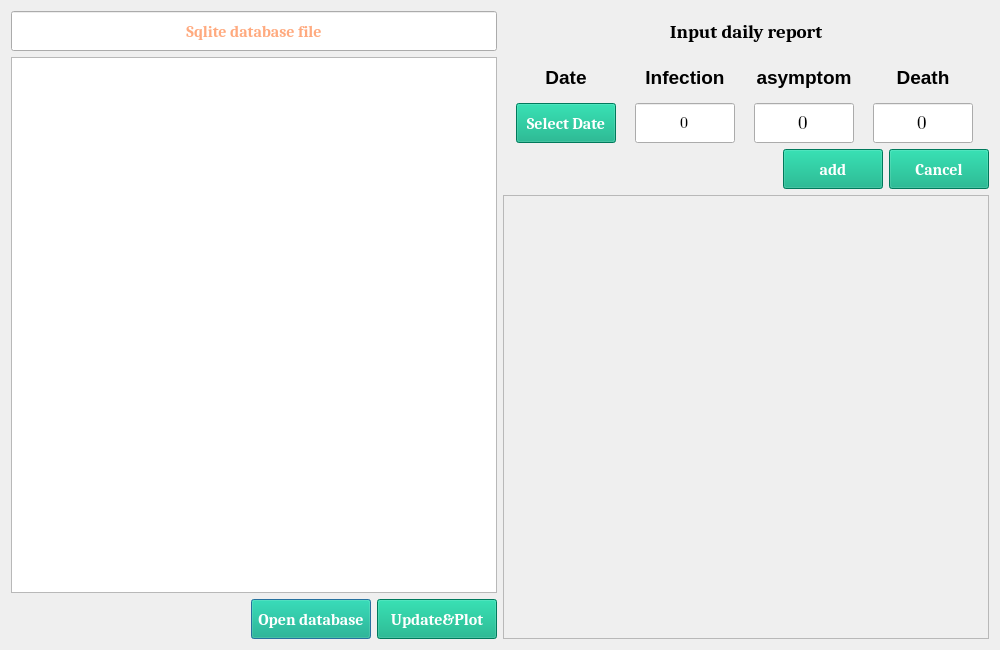
Qt form UI/UI_Covid19SH_view.ui (zlmturnout/Covid19DataShangHai2022) before a commit.
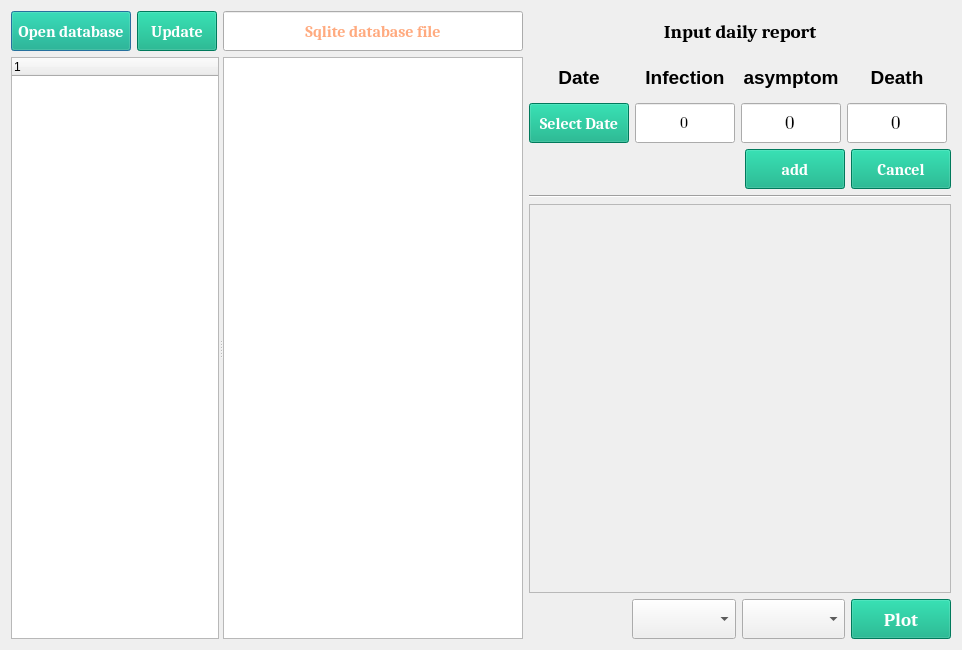
The same form after that commit.

What changed in the file:
```diff
--- a/UI/UI_Covid19SH_view.ui
+++ b/UI/UI_Covid19SH_view.ui
@@ -6,19 +6,99 @@
    <rect>
     <x>0</x>
     <y>0</y>
-    <width>1000</width>
+    <width>962</width>
     <height>650</height>
    </rect>
   </property>
   <property name="windowTitle">
    <string>Dialog</string>
   </property>
+  <layout class="QGridLayout" name="gridLayout_4">
+   <item row="0" column="0">
+    <layout class="QHBoxLayout" name="horizontalLayout_2">
+     <item>
   <layout class="QGridLayout" name="gridLayout">
    <item row="0" column="0">
-    <layout class="QHBoxLayout" name="horizontalLayout_6">
-     <item>
-      <layout class="QVBoxLayout" name="verticalLayout_2">
-       <item>
+        <widget class="QPushButton" name="Open_datebase_btn">
+         <property name="sizePolicy">
+          <sizepolicy hsizetype="Fixed" vsizetype="Fixed">
+           <horstretch>0</horstretch>
+           <verstretch>0</verstretch>
+          </sizepolicy>
+         </property>
+         <property name="minimumSize">
+          <size>
+           <width>120</width>
+           <height>40</height>
+          </size>
+         </property>
+         <property name="maximumSize">
+          <size>
+           <width>100</width>
+           <height>40</height>
+          </size>
+         </property>
+         <property name="font">
+          <font>
+           <family>Cambria</family>
+           <pointsize>12</pointsize>
+           <bold>true</bold>
+          </font>
+         </property>
+         <property name="styleSheet">
+          <string notr="true">QPushButton{background-color: rgb(0, 170, 127);selection-color: rgb(255, 85, 127);
+color: rgb(255, 255, 255);}
+
+QPushButton:hover{background-color:rgb(0, 170, 255);}
+
+QPushButton:pressed{background-color:rgb(255, 91, 58);}</string>
+         </property>
+         <property name="text">
+          <string>Open database</string>
+         </property>
+        </widget>
+       </item>
+       <item row="0" column="1">
+        <widget class="QPushButton" name="Update_database__btn">
+         <property name="sizePolicy">
+          <sizepolicy hsizetype="Fixed" vsizetype="Fixed">
+           <horstretch>0</horstretch>
+           <verstretch>0</verstretch>
+          </sizepolicy>
+         </property>
+         <property name="minimumSize">
+          <size>
+           <width>80</width>
+           <height>40</height>
+          </size>
+         </property>
+         <property name="maximumSize">
+          <size>
+           <width>100</width>
+           <height>40</height>
+          </size>
+         </property>
+         <property name="font">
+          <font>
+           <family>Cambria</family>
+           <pointsize>12</pointsize>
+           <bold>true</bold>
+          </font>
+         </property>
+         <property name="styleSheet">
+          <string notr="true">QPushButton{background-color: rgb(0, 170, 127);selection-color: rgb(255, 85, 127);
+color: rgb(255, 255, 255);}
+
+QPushButton:hover{background-color:rgb(0, 170, 255);}
+
+QPushButton:pressed{background-color:rgb(255, 91, 58);}</string>
+         </property>
+         <property name="text">
+          <string>Update</string>
+         </property>
+        </widget>
+       </item>
+       <item row="0" column="2">
         <widget class="QLineEdit" name="lineEdit">
          <property name="minimumSize">
           <size>
@@ -87,8 +167,43 @@
          </property>
         </widget>
        </item>
-       <item>
+       <item row="1" column="0" colspan="3">
+        <widget class="QSplitter" name="splitter">
+         <property name="orientation">
+          <enum>Qt::Horizontal</enum>
+         </property>
+         <widget class="QTreeWidget" name="treeWidget">
+          <property name="sizePolicy">
+           <sizepolicy hsizetype="MinimumExpanding" vsizetype="Expanding">
+            <horstretch>0</horstretch>
+            <verstretch>0</verstretch>
+           </sizepolicy>
+          </property>
+          <property name="minimumSize">
+           <size>
+            <width>50</width>
+            <height>400</height>
+           </size>
+          </property>
+          <property name="maximumSize">
+           <size>
+            <width>300</width>
+            <height>16777215</height>
+           </size>
+          </property>
+          <column>
+           <property name="text">
+            <string/>
+           </property>
+          </column>
+         </widget>
         <widget class="QTableView" name="tableView">
+          <property name="sizePolicy">
+           <sizepolicy hsizetype="Expanding" vsizetype="Expanding">
+            <horstretch>0</horstretch>
+            <verstretch>0</verstretch>
+           </sizepolicy>
+          </property>
          <property name="minimumSize">
           <size>
            <width>300</width>
@@ -96,109 +211,13 @@
           </size>
          </property>
         </widget>
-       </item>
-       <item>
-        <layout class="QHBoxLayout" name="horizontalLayout_5">
-         <item>
-          <spacer name="horizontalSpacer_2">
-           <property name="orientation">
-            <enum>Qt::Horizontal</enum>
-           </property>
-           <property name="sizeHint" stdset="0">
-            <size>
-             <width>40</width>
-             <height>20</height>
-            </size>
-           </property>
-          </spacer>
-         </item>
-         <item>
-          <widget class="QPushButton" name="Open_datebase_btn">
-           <property name="sizePolicy">
-            <sizepolicy hsizetype="Fixed" vsizetype="Fixed">
-             <horstretch>0</horstretch>
-             <verstretch>0</verstretch>
-            </sizepolicy>
-           </property>
-           <property name="minimumSize">
-            <size>
-             <width>120</width>
-             <height>40</height>
-            </size>
-           </property>
-           <property name="maximumSize">
-            <size>
-             <width>100</width>
-             <height>40</height>
-            </size>
-           </property>
-           <property name="font">
-            <font>
-             <family>Cambria</family>
-             <pointsize>12</pointsize>
-             <bold>true</bold>
-            </font>
-           </property>
-           <property name="styleSheet">
-            <string notr="true">QPushButton{background-color: rgb(0, 170, 127);selection-color: rgb(255, 85, 127);
-color: rgb(255, 255, 255);}
-
-QPushButton:hover{background-color:rgb(0, 170, 255);}
-
-QPushButton:pressed{background-color:rgb(255, 91, 58);}</string>
-           </property>
-           <property name="text">
-            <string>Open database</string>
-           </property>
-          </widget>
-         </item>
-         <item>
-          <widget class="QPushButton" name="Update_database__btn">
-           <property name="sizePolicy">
-            <sizepolicy hsizetype="Fixed" vsizetype="Fixed">
-             <horstretch>0</horstretch>
-             <verstretch>0</verstretch>
-            </sizepolicy>
-           </property>
-           <property name="minimumSize">
-            <size>
-             <width>120</width>
-             <height>40</height>
-            </size>
-           </property>
-           <property name="maximumSize">
-            <size>
-             <width>100</width>
-             <height>40</height>
-            </size>
-           </property>
-           <property name="font">
-            <font>
-             <family>Cambria</family>
-             <pointsize>12</pointsize>
-             <bold>true</bold>
-            </font>
-           </property>
-           <property name="styleSheet">
-            <string notr="true">QPushButton{background-color: rgb(0, 170, 127);selection-color: rgb(255, 85, 127);
-color: rgb(255, 255, 255);}
-
-QPushButton:hover{background-color:rgb(0, 170, 255);}
-
-QPushButton:pressed{background-color:rgb(255, 91, 58);}</string>
-           </property>
-           <property name="text">
-            <string>Update&amp;&amp;Plot</string>
-           </property>
-          </widget>
-         </item>
-        </layout>
-       </item>
-      </layout>
-     </item>
+        </widget>
+       </item>
+      </layout>
+     </item>
      <item>
-      <layout class="QVBoxLayout" name="verticalLayout">
-       <item>
+      <layout class="QGridLayout" name="gridLayout_3">
+       <item row="0" column="0">
         <widget class="QLabel" name="label_6">
          <property name="sizePolicy">
           <sizepolicy hsizetype="Fixed" vsizetype="Fixed">
@@ -324,9 +343,9 @@
          </property>
         </widget>
        </item>
-       <item>
-        <layout class="QHBoxLayout" name="horizontalLayout">
-         <item>
+       <item row="1" column="0">
+        <layout class="QGridLayout" name="gridLayout_2">
+         <item row="0" column="0">
           <widget class="QLabel" name="label_5">
            <property name="sizePolicy">
             <sizepolicy hsizetype="Fixed" vsizetype="Fixed">
@@ -458,7 +477,7 @@
            </property>
           </widget>
          </item>
-         <item>
+         <item row="0" column="1">
           <widget class="QLabel" name="label_2">
            <property name="sizePolicy">
             <sizepolicy hsizetype="Fixed" vsizetype="Fixed">
@@ -584,7 +603,7 @@
            </property>
           </widget>
          </item>
-         <item>
+         <item row="0" column="2">
           <widget class="QLabel" name="label_3">
            <property name="sizePolicy">
             <sizepolicy hsizetype="Fixed" vsizetype="Fixed">
@@ -710,7 +729,7 @@
            </property>
           </widget>
          </item>
-         <item>
+         <item row="0" column="3">
           <widget class="QLabel" name="label_4">
            <property name="sizePolicy">
             <sizepolicy hsizetype="Fixed" vsizetype="Fixed">
@@ -836,11 +855,7 @@
            </property>
           </widget>
          </item>
-        </layout>
-       </item>
-       <item>
-        <layout class="QHBoxLayout" name="horizontalLayout_2">
-         <item>
+         <item row="1" column="0">
           <widget class="QPushButton" name="Select_date_btn">
            <property name="sizePolicy">
             <sizepolicy hsizetype="Fixed" vsizetype="Fixed">
@@ -880,7 +895,7 @@
            </property>
           </widget>
          </item>
-         <item>
+         <item row="1" column="1">
           <widget class="QLineEdit" name="Infection_input">
            <property name="minimumSize">
             <size>
@@ -909,7 +924,7 @@
            </property>
           </widget>
          </item>
-         <item>
+         <item row="1" column="2">
           <widget class="QLineEdit" name="Asymptom_input">
            <property name="minimumSize">
             <size>
@@ -937,7 +952,7 @@
            </property>
           </widget>
          </item>
-         <item>
+         <item row="1" column="3">
           <widget class="QLineEdit" name="Death_input">
            <property name="minimumSize">
             <size>
@@ -967,8 +982,8 @@
          </item>
         </layout>
        </item>
-       <item>
-        <layout class="QHBoxLayout" name="horizontalLayout_4">
+       <item row="2" column="0">
+        <layout class="QHBoxLayout" name="horizontalLayout">
          <item>
           <spacer name="horizontalSpacer">
            <property name="orientation">
@@ -983,8 +998,6 @@
           </spacer>
          </item>
          <item>
-          <layout class="QHBoxLayout" name="horizontalLayout_3">
-           <item>
             <widget class="QPushButton" name="Confirm_btn">
              <property name="sizePolicy">
               <sizepolicy hsizetype="Fixed" vsizetype="Fixed">
@@ -1066,12 +1079,17 @@
            </item>
           </layout>
          </item>
-        </layout>
+       <item row="3" column="0">
+        <widget class="Line" name="line">
+         <property name="orientation">
+          <enum>Qt::Horizontal</enum>
+         </property>
+        </widget>
        </item>
-       <item>
+       <item row="4" column="0">
         <widget class="QFrame" name="Plot_frame">
          <property name="sizePolicy">
-          <sizepolicy hsizetype="MinimumExpanding" vsizetype="MinimumExpanding">
+          <sizepolicy hsizetype="Expanding" vsizetype="MinimumExpanding">
            <horstretch>0</horstretch>
            <verstretch>0</verstretch>
           </sizepolicy>
@@ -1084,8 +1102,8 @@
          </property>
          <property name="maximumSize">
           <size>
-           <width>500</width>
-           <height>16777215</height>
+           <width>800</width>
+           <height>400</height>
           </size>
          </property>
          <property name="frameShape">
@@ -1096,6 +1114,127 @@
          </property>
         </widget>
        </item>
+       <item row="5" column="0">
+        <layout class="QHBoxLayout" name="horizontalLayout_6">
+         <item>
+          <spacer name="horizontalSpacer_2">
+           <property name="orientation">
+            <enum>Qt::Horizontal</enum>
+           </property>
+           <property name="sizeHint" stdset="0">
+            <size>
+             <width>68</width>
+             <height>20</height>
+            </size>
+           </property>
+          </spacer>
+         </item>
+         <item>
+          <widget class="QComboBox" name="X_axis_cbx">
+           <property name="sizePolicy">
+            <sizepolicy hsizetype="MinimumExpanding" vsizetype="Fixed">
+             <horstretch>0</horstretch>
+             <verstretch>0</verstretch>
+            </sizepolicy>
+           </property>
+           <property name="minimumSize">
+            <size>
+             <width>60</width>
+             <height>40</height>
+            </size>
+           </property>
+           <property name="maximumSize">
+            <size>
+             <width>16777215</width>
+             <height>40</height>
+            </size>
+           </property>
+           <property name="font">
+            <font>
+             <family>Cambria</family>
+             <pointsize>12</pointsize>
+             <bold>true</bold>
+            </font>
+           </property>
+           <property name="toolTip">
+            <string>X axis</string>
+           </property>
+          </widget>
+         </item>
+         <item>
+          <widget class="QComboBox" name="Y_axis_cbx">
+           <property name="sizePolicy">
+            <sizepolicy hsizetype="MinimumExpanding" vsizetype="Fixed">
+             <horstretch>0</horstretch>
+             <verstretch>0</verstretch>
+            </sizepolicy>
+           </property>
+           <property name="minimumSize">
+            <size>
+             <width>60</width>
+             <height>40</height>
+            </size>
+           </property>
+           <property name="maximumSize">
+            <size>
+             <width>16777215</width>
+             <height>40</height>
+            </size>
+           </property>
+           <property name="font">
+            <font>
+             <family>Cambria</family>
+             <pointsize>12</pointsize>
+             <bold>true</bold>
+            </font>
+           </property>
+           <property name="toolTip">
+            <string>Y axis</string>
+           </property>
+          </widget>
+         </item>
+         <item>
+          <widget class="QPushButton" name="Plot_database__btn">
+           <property name="sizePolicy">
+            <sizepolicy hsizetype="Fixed" vsizetype="Fixed">
+             <horstretch>0</horstretch>
+             <verstretch>0</verstretch>
+            </sizepolicy>
+           </property>
+           <property name="minimumSize">
+            <size>
+             <width>100</width>
+             <height>40</height>
+            </size>
+           </property>
+           <property name="maximumSize">
+            <size>
+             <width>100</width>
+             <height>40</height>
+            </size>
+           </property>
+           <property name="font">
+            <font>
+             <family>Cambria</family>
+             <pointsize>14</pointsize>
+             <bold>true</bold>
+            </font>
+           </property>
+           <property name="styleSheet">
+            <string notr="true">QPushButton{background-color: rgb(0, 170, 127);selection-color: rgb(255, 85, 127);
+color: rgb(255, 255, 255);}
+
+QPushButton:hover{background-color:rgb(0, 170, 255);}
+
+QPushButton:pressed{background-color:rgb(255, 91, 58);}</string>
+           </property>
+           <property name="text">
+            <string>Plot</string>
+           </property>
+          </widget>
+         </item>
+        </layout>
+       </item>
       </layout>
      </item>
     </layout>
```
Lines whose indentation alone changed are shown as unchanged.
